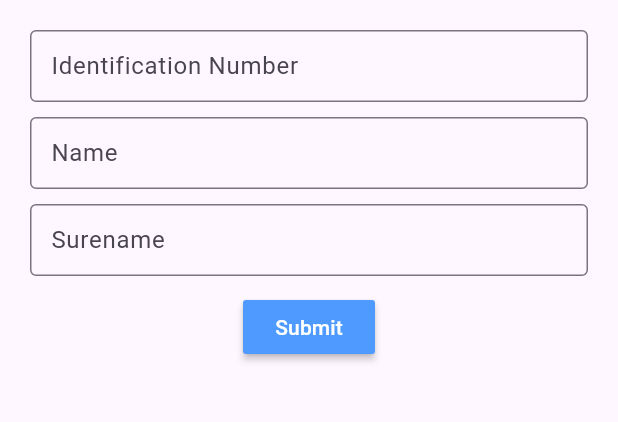
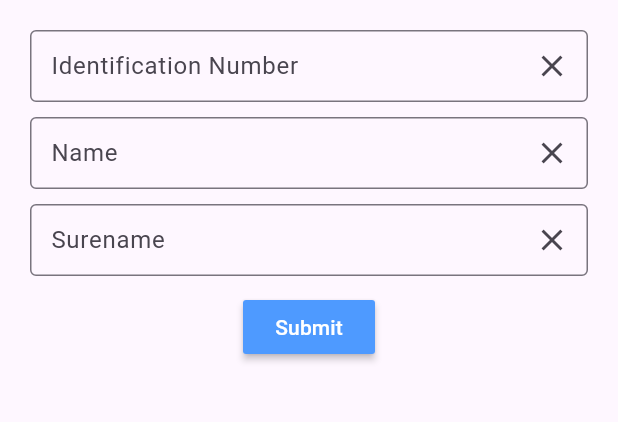
Before and after one commit to chtah/identification_mobile, a Flutter app: the screen it shows after launch, on a phone screen of 412 x 824 dp, the part 84-506 px from its top. Run offline on Flutter 3.47's test engine with Material 3 defaults, Android fonts, the phone set to English and light mode, and no system bars.

Commit message:
add clear

```diff
--- a/lib/widgets/customform_field.dart
+++ b/lib/widgets/customform_field.dart
@@ -36,11 +36,16 @@ class CustomFormField extends StatelessWidget {
         TextFormField(
             controller: controller,
             decoration: InputDecoration(
-              contentPadding:
-                  const EdgeInsets.symmetric(vertical: 10, horizontal: 10),
-              border: const OutlineInputBorder(),
-              labelText: label,
-            ),
+                contentPadding:
+                    const EdgeInsets.symmetric(vertical: 10, horizontal: 10),
+                border: const OutlineInputBorder(),
+                labelText: label,
+                suffixIcon: IconButton(
+                  onPressed: () {
+                    controller.clear();
+                  },
+                  icon: const Icon(Icons.clear),
+                )),
             keyboardType: keyboardType),
         const SizedBox(
           height: 10,
```
